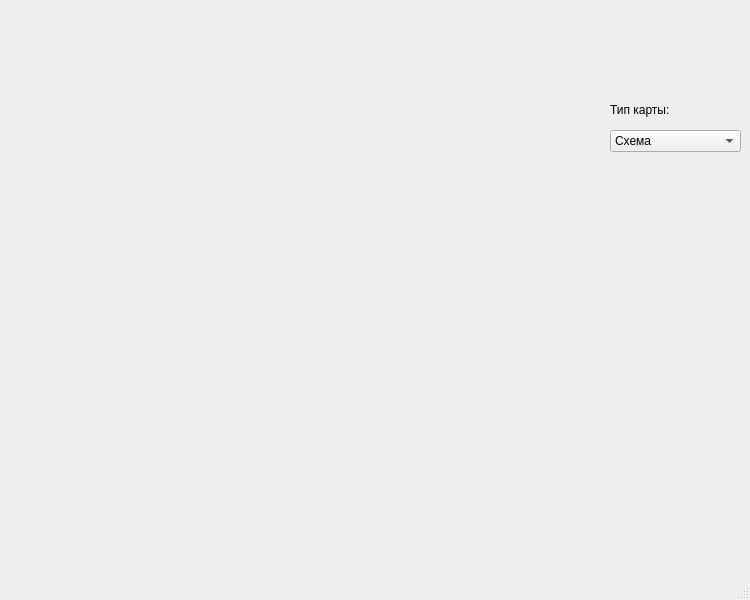
First picture: the form in UIProjectMapsAPI.ui, repository DmitrySuslov/ProjectMapsAPI, before the edit.
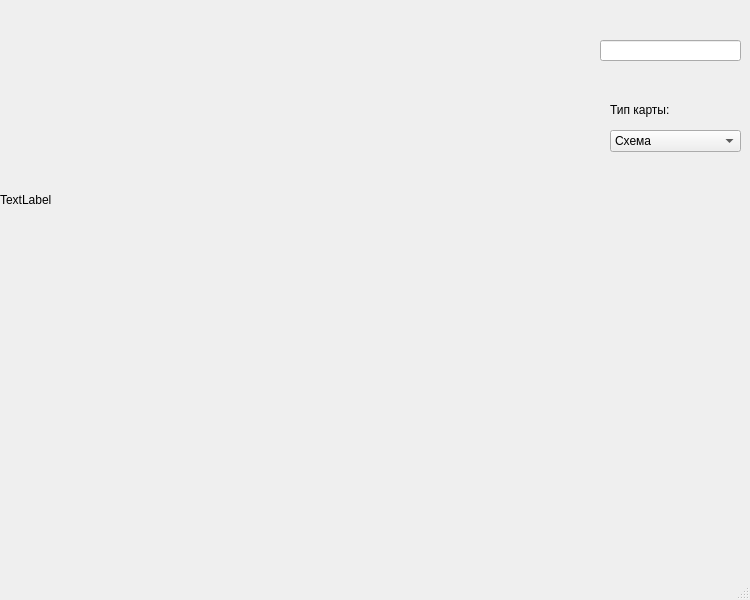
Second picture: the form after the edit.

Commit message: Подключение к UI файлу

Diff of the .ui file:
```diff
--- a/UIProjectMapsAPI.ui
+++ b/UIProjectMapsAPI.ui
@@ -52,6 +52,29 @@
      <string>Тип карты:</string>
     </property>
    </widget>
+   <widget class="QLabel" name="map_label">
+    <property name="geometry">
+     <rect>
+      <x>0</x>
+      <y>0</y>
+      <width>600</width>
+      <height>400</height>
+     </rect>
+    </property>
+    <property name="text">
+     <string>TextLabel</string>
+    </property>
+   </widget>
+   <widget class="QLineEdit" name="lineEdit">
+    <property name="geometry">
+     <rect>
+      <x>600</x>
+      <y>40</y>
+      <width>141</width>
+      <height>21</height>
+     </rect>
+    </property>
+   </widget>
   </widget>
   <widget class="QMenuBar" name="menubar">
    <property name="geometry">
```
The commit also changes 1 other file.
